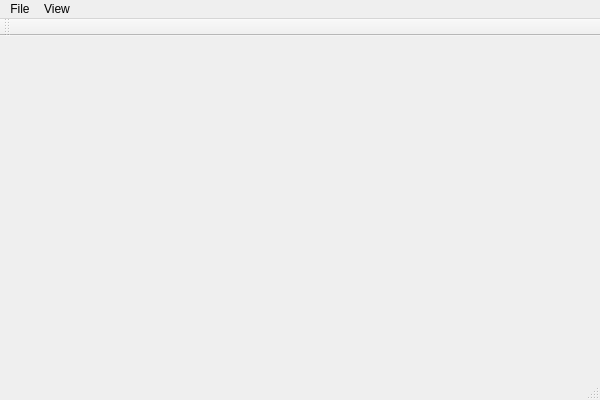
Above: CGAShapeGrammar/MainWindow.ui from gnishida/CGAShapeGrammar before the change. Below: the same form after it.
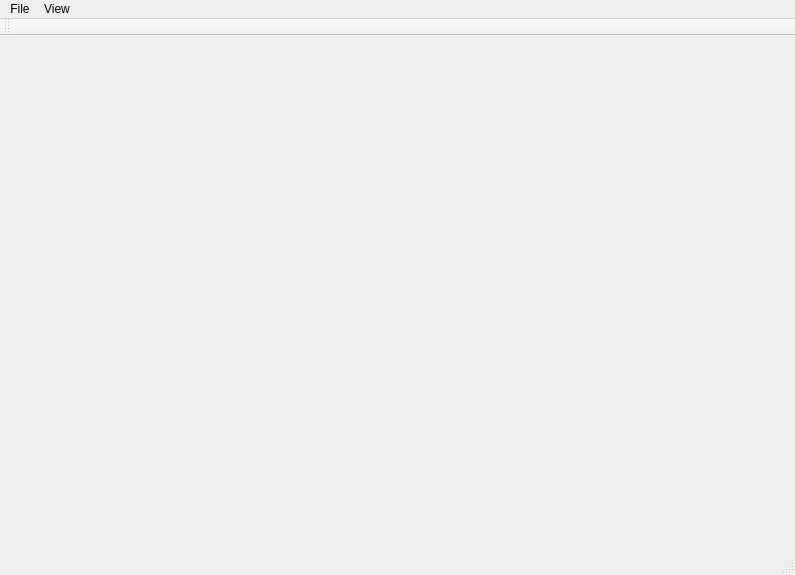
That is the form after the change.

```diff
--- a/CGAShapeGrammar/MainWindow.ui
+++ b/CGAShapeGrammar/MainWindow.ui
@@ -6,8 +6,8 @@
    <rect>
     <x>0</x>
     <y>0</y>
-    <width>600</width>
-    <height>400</height>
+    <width>795</width>
+    <height>575</height>
    </rect>
   </property>
   <property name="windowTitle">
@@ -19,7 +19,7 @@
     <rect>
      <x>0</x>
      <y>0</y>
-     <width>600</width>
+     <width>795</width>
      <height>21</height>
     </rect>
    </property>
```
